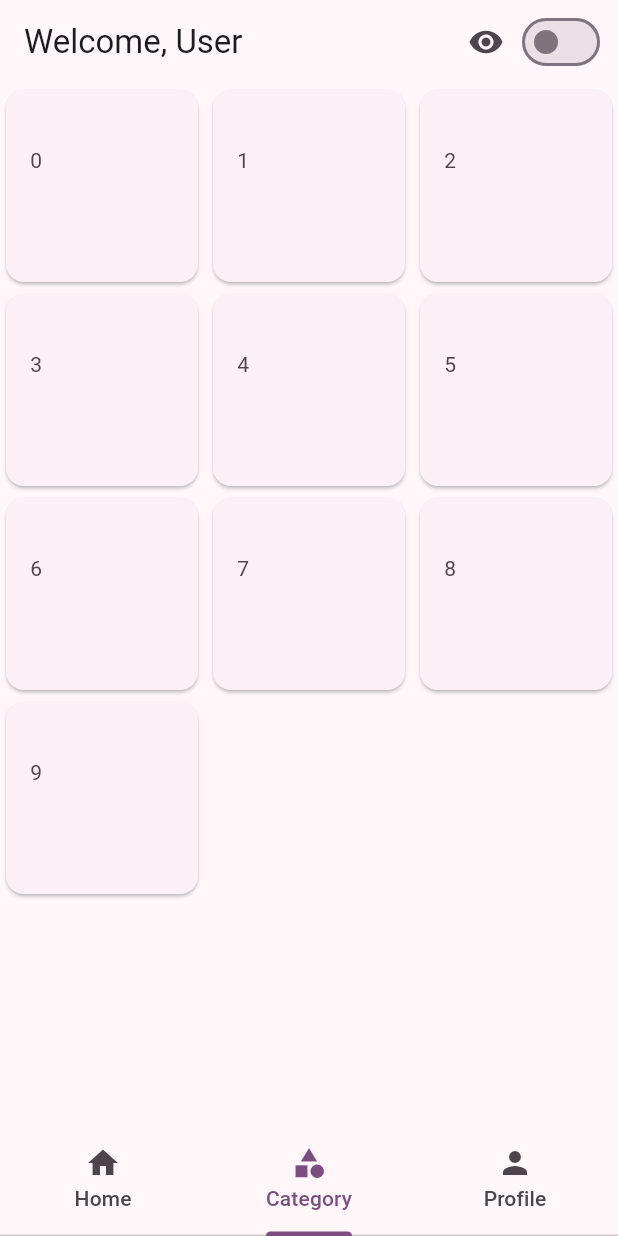
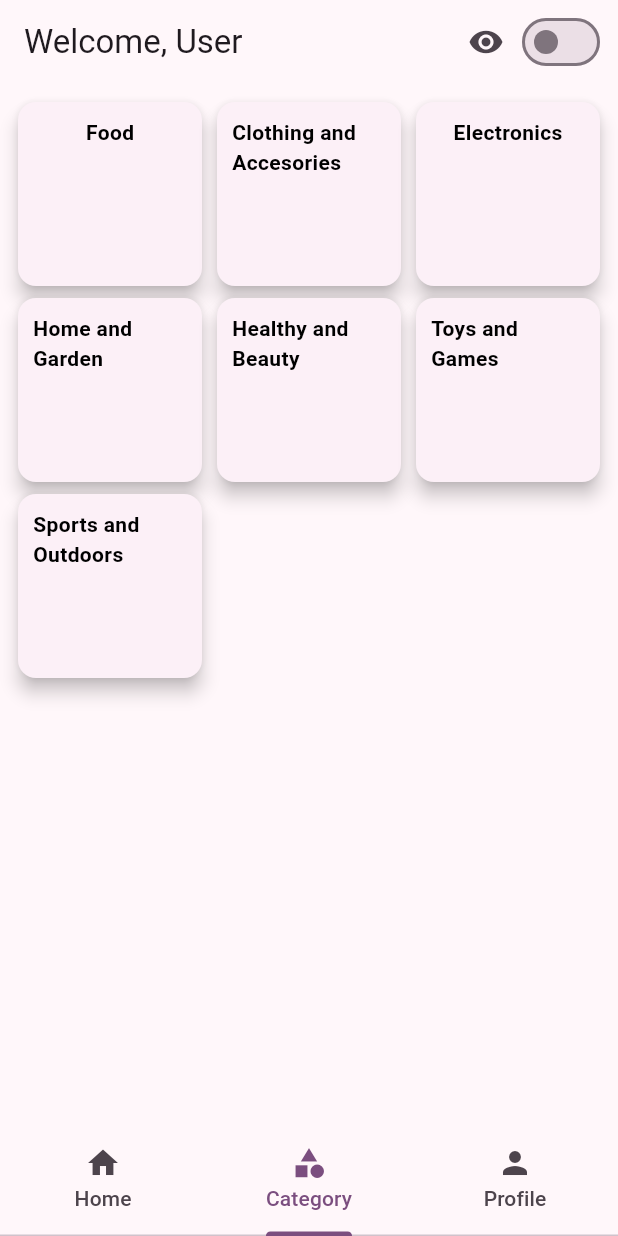
Before and after one commit to CerberusProgrammer/mini_store, a Flutter app: the screen it shows after launch, item 2 of the bottom bar chosen, on a phone screen of 412 x 824 dp. Run offline on Flutter 3.47's test engine with Material 2 defaults, Android fonts, the phone set to English and light mode, and no system bars; our stand-ins replace adaptive_theme, flutter_secure_storage, introduction_screen.

Commit message:
Little updates.

```diff
--- a/lib/category.dart
+++ b/lib/category.dart
@@ -18,23 +18,39 @@ class Category extends StatelessWidget {
     return Scaffold(
       body: LayoutBuilder(
         builder: (context, constraints) {
-          return GridView.count(
+          return Padding(
+            padding: const EdgeInsets.all(8.0),
+            child: GridView.count(
               crossAxisSpacing: 2,
               crossAxisCount: constraints.maxWidth > 800 ? 6 : 3,
               shrinkWrap: true,
-            children: List.generate(10, (index) {
+              children: List.generate(categories.length, (index) {
                 return Card(
+                  elevation: 5,
                   child: InkWell(
                     customBorder: RoundedRectangleBorder(
                       borderRadius: BorderRadius.circular(10),
                     ),
                     onTap: () {},
-                  child: ListTile(
-                    subtitle: Text('$index'),
+                    child: Column(
+                      children: [
+                        Padding(
+                          padding: const EdgeInsets.all(10.0),
+                          child: Text(
+                            categories[index].name,
+                            style: const TextStyle(
+                              fontWeight: FontWeight.w600,
+                              fontSize: 14,
+                              color: Colors.black,
+                            ),
+                          ),
+                        )
+                      ],
                     ),
                   ),
                 );
               }),
+            ),
           );
         },
       ),
--- a/lib/data/categories.dart
+++ b/lib/data/categories.dart
@@ -1,3 +1,41 @@
+import 'package:flutter/material.dart';
+
 import '../object/category.dart';
 
-List<Category> categories = [Category(name: 'name')];
+List<Category> categories = [
+  Category(
+    name: 'Food',
+    color: Colors.red,
+    icon: const Icon(Icons.fastfood),
+  ),
+  Category(
+    name: 'Clothing and Accesories',
+    color: Colors.pink,
+    icon: const Icon(Icons.checkroom),
+  ),
+  Category(
+    name: 'Electronics',
+    color: Colors.purple,
+    icon: const Icon(Icons.devices),
+  ),
+  Category(
+    name: 'Home and Garden',
+    color: Colors.green,
+    icon: const Icon(Icons.home),
+  ),
+  Category(
+    name: 'Healthy and Beauty',
+    color: Colors.orange,
+    icon: const Icon(Icons.spa),
+  ),
+  Category(
+    name: 'Toys and Games',
+    color: Colors.amber,
+    icon: const Icon(Icons.sports_esports),
+  ),
+  Category(
+    name: 'Sports and Outdoors',
+    color: Colors.blue,
+    icon: const Icon(Icons.hiking),
+  ),
+];
--- a/lib/object/product.dart
+++ b/lib/object/product.dart
@@ -1,6 +1,7 @@
 import 'package:flutter/foundation.dart';
 
 class Product {
+  int id;
   String name;
   String description;
   double price;
@@ -8,6 +9,7 @@ class Product {
   Category category;
 
   Product({
+    required this.id,
     required this.name,
     this.description = '',
     required this.price,
--- a/pubspec.yaml
+++ b/pubspec.yaml
@@ -19,6 +19,7 @@ dependencies:
   shared_preferences: ^2.1.0
   crypto: ^3.0.2
   flutter_secure_storage: ^8.0.0
+  introduction_screen: ^3.1.7
 
 dev_dependencies:
   flutter_test:
```
Also changed, not shown: lib/dashboard/add_product.dart (+116 -6 lines), lib/dashboard/dashboard.dart (+9 -4 lines), pubspec.lock. Lines whose indentation alone changed are shown as unchanged.
